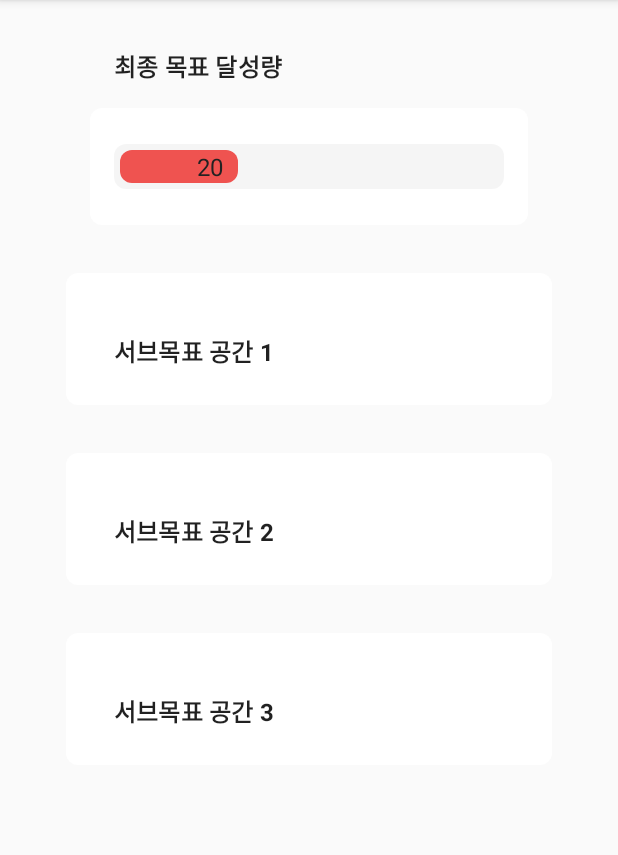
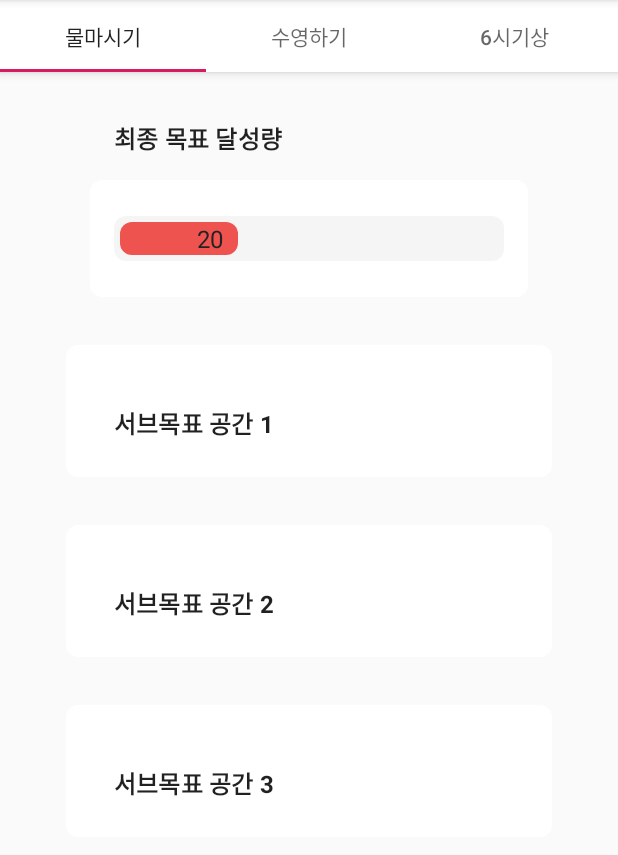
Before and after one commit to uniz21/OpenSourceAndroid, an Android app: the screen it shows after launch (MainActivity), in the side drawer, after a tap on "내 목표", on a phone screen of 412 x 824 dp, the part 84-939 px from its top. Run offline under Robolectric (Android 15) with nearby library versions, the phone set to English and light mode, and no system bars.

Commit message:
주현_수정_0603

```diff
--- a/app/build.gradle
+++ b/app/build.gradle
@@ -27,4 +27,5 @@ dependencies {
     androidTestImplementation 'com.android.support.test:runner:1.0.2'
     androidTestImplementation 'com.android.support.test.espresso:espresso-core:3.0.2'
     implementation project(path: ':library')
+    implementation 'com.android.support:support-v4:28.0.0'
 }
--- a/app/src/main/java/com/example/yoony/opensourceandroidproject/FragmentGoals.java
+++ b/app/src/main/java/com/example/yoony/opensourceandroidproject/FragmentGoals.java
@@ -3,16 +3,46 @@ package com.example.yoony.opensourceandroidproject;
 import android.os.Bundle;
 import android.support.annotation.NonNull;
 import android.support.annotation.Nullable;
+import android.support.design.widget.TabLayout;
 import android.support.v4.app.Fragment;
+import android.support.v4.app.FragmentTransaction;
+import android.support.v4.view.ViewPager;
 import android.view.LayoutInflater;
 import android.view.View;
 import android.view.ViewGroup;
 
 public class FragmentGoals extends Fragment {
+    public void onCreate(Bundle savedInstanceState) {
+        super.onCreate(savedInstanceState);
+
+
+    }
 
     @Nullable
     @Override
     public View onCreateView(@NonNull LayoutInflater inflater, @Nullable ViewGroup container, @Nullable Bundle savedInstanceState) {
-        return inflater.inflate(R.layout.fragment_goals, container, false);
+
+        View view= inflater.inflate(R.layout.fragment_goals, container, false);
+        super.onCreate(savedInstanceState);
+
+
+        //TabLayout
+        TabLayout tabs = (TabLayout) view.findViewById(R.id.tabs);
+        tabs.addTab(tabs.newTab().setText("물마시기"));
+        tabs.addTab(tabs.newTab().setText("수영하기"));
+        tabs.addTab(tabs.newTab().setText("6시기상"));
+        tabs.setTabGravity(tabs.GRAVITY_FILL);
+
+        //어답터설정
+        final ViewPager viewPager = (ViewPager) view.findViewById(R.id.viewpager);
+        final Goals_PagerAdapter myPagerAdapter = new Goals_PagerAdapter(getChildFragmentManager(), 3);
+        viewPager.setAdapter(myPagerAdapter);
+
+        //탭메뉴를 클릭하면 해당 프래그먼트로 변경-싱크화
+        tabs.addOnTabSelectedListener(new TabLayout.ViewPagerOnTabSelectedListener(viewPager));
+        viewPager.addOnPageChangeListener(new TabLayout.TabLayoutOnPageChangeListener(tabs));
+
+
+        return view;
     }
 }
--- /dev/null
+++ b/app/src/main/java/com/example/yoony/opensourceandroidproject/Goals_Fragment1.java
@@ -0,0 +1,22 @@
+package com.example.yoony.opensourceandroidproject;
+
+import android.os.Bundle;
+import android.support.v4.app.Fragment;
+import android.view.LayoutInflater;
+import android.view.View;
+import android.view.ViewGroup;
+
+public class Goals_Fragment1 extends Fragment {
+    public Goals_Fragment1() {
+        // Required empty public constructor
+    }
+
+    @Override
+    public View onCreateView(LayoutInflater inflater, ViewGroup container,
+                             Bundle savedInstanceState) {
+        // Inflate the layout for this fragment
+        return inflater.inflate(R.layout.goals_fragment1, container, false);
+    }
+
+
+}
--- /dev/null
+++ b/app/src/main/java/com/example/yoony/opensourceandroidproject/Goals_Fragment2.java
@@ -0,0 +1,21 @@
+package com.example.yoony.opensourceandroidproject;
+
+import android.os.Bundle;
+import android.support.v4.app.Fragment;
+import android.view.LayoutInflater;
+import android.view.View;
+import android.view.ViewGroup;
+
+public class Goals_Fragment2 extends Fragment {
+    public Goals_Fragment2() {
+        // Required empty public constructor
+    }
+
+    @Override
+    public View onCreateView(LayoutInflater inflater, ViewGroup container,
+                             Bundle savedInstanceState) {
+        // Inflate the layout for this fragment
+        return inflater.inflate(R.layout.goals_fragment2, container, false);
+    }
+
+}
--- /dev/null
+++ b/app/src/main/java/com/example/yoony/opensourceandroidproject/Goals_PagerAdapter.java
@@ -0,0 +1,40 @@
+package com.example.yoony.opensourceandroidproject;
+
+import android.support.v4.app.Fragment;
+import android.support.v4.app.FragmentManager;
+import android.support.v4.app.FragmentPagerAdapter;
+
+public class Goals_PagerAdapter extends FragmentPagerAdapter {
+    int mNumOfTabs; //tab의 갯수
+
+    public Goals_PagerAdapter(FragmentManager fm, int numOfTabs) {
+        super(fm);
+        this.mNumOfTabs = numOfTabs;
+    }
+
+    @Override
+    public Fragment getItem(int position) {
+
+        switch (position) {
+            case 0:
+                Goals_Fragment1 tab1 = new Goals_Fragment1();
+                return tab1;
+            case 1:
+                Goals_Fragment2 tab2 = new Goals_Fragment2();
+                return tab2;
+            case 2:
+                Goals_Fragment3 tab3 = new Goals_Fragment3();
+                return tab3;
+            default:
+                return null;
+        }
+        //return null;
+    }
+
+    @Override
+    public int getCount() {
+        return mNumOfTabs;
+    }
+
+
+}
--- a/app/src/main/java/com/example/yoony/opensourceandroidproject/MainActivity.java
+++ b/app/src/main/java/com/example/yoony/opensourceandroidproject/MainActivity.java
@@ -2,8 +2,10 @@ package com.example.yoony.opensourceandroidproject;
 
 import android.os.Bundle;
 import android.support.design.widget.NavigationView;
+import android.support.design.widget.TabLayout;
 import android.support.v4.app.FragmentTransaction;
 import android.support.v4.view.GravityCompat;
+import android.support.v4.view.ViewPager;
 import android.support.v4.widget.DrawerLayout;
 import android.support.v7.app.ActionBarDrawerToggle;
 import android.support.v7.app.AppCompatActivity;
--- a/app/src/main/res/layout/fragment_goals.xml
+++ b/app/src/main/res/layout/fragment_goals.xml
@@ -1,93 +1,31 @@
 <?xml version="1.0" encoding="utf-8"?>
-<LinearLayout
+<android.support.design.widget.CoordinatorLayout
     xmlns:android="http://schemas.android.com/apk/res/android"
     xmlns:app="http://schemas.android.com/apk/res-auto"
-    xmlns:tools="http://schemas.android.com/tools"
     android:layout_width="match_parent"
-    android:layout_height="wrap_content"
-    android:gravity="center_horizontal"
-    android:orientation="vertical"
-    android:padding="@dimen/padding">
+    android:layout_height="match_parent">
+    <LinearLayout
+        android:orientation="vertical"
+        android:layout_width="match_parent"
+        android:layout_height="match_parent">
+    <android.support.design.widget.AppBarLayout
+        android:layout_width="match_parent"
+        android:layout_height="wrap_content"
+       >
 
-    <TextView
-        style="@style/Text.Title"
-        android:layout_width="@dimen/content_width"
-        android:layout_height="wrap_content"
-        android:layout_marginStart="@dimen/margin"
-        android:layout_marginTop="@dimen/margin"
-        android:layout_marginEnd="@dimen/margin"
-        android:text="@string/title_text_round_corner_progress_bar" />
+        <android.support.design.widget.TabLayout
+            android:id="@+id/tabs"
+            android:layout_width="match_parent"
+            android:layout_height="wrap_content"
+            android:background="#ffff"
+            />
 
-    <LinearLayout
-        style="@style/SampleCard"
-        android:layout_width="wrap_content"
-        android:layout_height="wrap_content"
-        android:orientation="vertical">
-
-        <com.akexorcist.roundcornerprogressbar.TextRoundCornerProgressBar
-            android:id="@+id/progressBarTextCustom"
-            style="@style/SampleProgress"
-            app:rcAnimationEnable="true"
-            app:rcAnimationSpeedScale = " 1 "
-            app:rcBackgroundColor="@color/sample_progress_background"
-            app:rcBackgroundPadding="4dp"
-            app:rcMax="255"
-            app:rcProgress="80"
-            app:rcProgressColor="@color/sample_progress_primary"
-            app:rcRadius="10dp"
-            app:rcTextInsideGravity="start"
-            app:rcTextOutsideGravity="start"
-            app:rcTextPositionPriority="inside"
-            app:rcTextProgress="20"
-            app:rcTextProgressColor="@color/sample_progress_text_color" />
-    </LinearLayout>
+    </android.support.design.widget.AppBarLayout>
 
 
-
-    <LinearLayout
-        style="@style/SampleCard"
-        android:layout_width="wrap_content"
-        android:layout_height="wrap_content"
-        android:orientation="vertical">
-
-        <TextView
-            style="@style/Text.Title"
-            android:layout_width="@dimen/content_width"
-            android:layout_height="wrap_content"
-            android:layout_marginStart="@dimen/margin"
-            android:layout_marginTop="@dimen/margin"
-            android:layout_marginEnd="@dimen/margin"
-            android:text="서브목표 공간 1" />
+        <android.support.v4.view.ViewPager
+            android:id="@+id/viewpager"
+            android:layout_width="match_parent"
+            android:layout_height="wrap_content" />
     </LinearLayout>
-    <LinearLayout
-        style="@style/SampleCard"
-        android:layout_width="wrap_content"
-        android:layout_height="wrap_content"
-        android:orientation="vertical">
-
-        <TextView
-            style="@style/Text.Title"
-            android:layout_width="@dimen/content_width"
-            android:layout_height="wrap_content"
-            android:layout_marginStart="@dimen/margin"
-            android:layout_marginTop="@dimen/margin"
-            android:layout_marginEnd="@dimen/margin"
-            android:text="서브목표 공간 2" />
-    </LinearLayout>
-    <LinearLayout
-        style="@style/SampleCard"
-        android:layout_width="wrap_content"
-        android:layout_height="wrap_content"
-        android:orientation="vertical">
-
-        <TextView
-            style="@style/Text.Title"
-            android:layout_width="@dimen/content_width"
-            android:layout_height="wrap_content"
-            android:layout_marginStart="@dimen/margin"
-            android:layout_marginTop="@dimen/margin"
-            android:layout_marginEnd="@dimen/margin"
-            android:text="서브목표 공간 3" />
-    </LinearLayout>
-
-</LinearLayout>
+</android.support.design.widget.CoordinatorLayout>
--- /dev/null
+++ b/app/src/main/res/layout/goals_fragment1.xml
@@ -0,0 +1,94 @@
+<?xml version="1.0" encoding="utf-8"?>
+
+<LinearLayout
+    xmlns:android="http://schemas.android.com/apk/res/android"
+    xmlns:app="http://schemas.android.com/apk/res-auto"
+    xmlns:tools="http://schemas.android.com/tools"
+    android:layout_width="match_parent"
+    android:layout_height="wrap_content"
+    android:gravity="center_horizontal"
+    android:orientation="vertical"
+    android:padding="@dimen/padding">
+
+    <TextView
+        style="@style/Text.Title"
+        android:layout_width="@dimen/content_width"
+        android:layout_height="wrap_content"
+        android:layout_marginStart="@dimen/margin"
+        android:layout_marginTop="@dimen/margin"
+        android:layout_marginEnd="@dimen/margin"
+        android:text="@string/title_text_round_corner_progress_bar" />
+
+    <LinearLayout
+        style="@style/SampleCard"
+        android:layout_width="wrap_content"
+        android:layout_height="wrap_content"
+        android:orientation="vertical">
+
+        <com.akexorcist.roundcornerprogressbar.TextRoundCornerProgressBar
+            android:id="@+id/progressBarTextCustom"
+            style="@style/SampleProgress"
+            app:rcAnimationEnable="true"
+            app:rcAnimationSpeedScale = " 1 "
+            app:rcBackgroundColor="@color/sample_progress_background"
+            app:rcBackgroundPadding="4dp"
+            app:rcMax="255"
+            app:rcProgress="80"
+            app:rcProgressColor="@color/sample_progress_primary"
+            app:rcRadius="10dp"
+            app:rcTextInsideGravity="start"
+            app:rcTextOutsideGravity="start"
+            app:rcTextPositionPriority="inside"
+            app:rcTextProgress="20"
+            app:rcTextProgressColor="@color/sample_progress_text_color" />
+    </LinearLayout>
+
+
+
+    <LinearLayout
+        style="@style/SampleCard"
+        android:layout_width="wrap_content"
+        android:layout_height="wrap_content"
+        android:orientation="vertical">
+
+        <TextView
+            style="@style/Text.Title"
+            android:layout_width="@dimen/content_width"
+            android:layout_height="wrap_content"
+            android:layout_marginStart="@dimen/margin"
+            android:layout_marginTop="@dimen/margin"
+            android:layout_marginEnd="@dimen/margin"
+            android:text="서브목표 공간 1" />
+    </LinearLayout>
+    <LinearLayout
+        style="@style/SampleCard"
+        android:layout_width="wrap_content"
+        android:layout_height="wrap_content"
+        android:orientation="vertical">
+
+        <TextView
+            style="@style/Text.Title"
+            android:layout_width="@dimen/content_width"
+            android:layout_height="wrap_content"
+            android:layout_marginStart="@dimen/margin"
+            android:layout_marginTop="@dimen/margin"
+            android:layout_marginEnd="@dimen/margin"
+            android:text="서브목표 공간 2" />
+    </LinearLayout>
+    <LinearLayout
+        style="@style/SampleCard"
+        android:layout_width="wrap_content"
+        android:layout_height="wrap_content"
+        android:orientation="vertical">
+
+        <TextView
+            style="@style/Text.Title"
+            android:layout_width="@dimen/content_width"
+            android:layout_height="wrap_content"
+            android:layout_marginStart="@dimen/margin"
+            android:layout_marginTop="@dimen/margin"
+            android:layout_marginEnd="@dimen/margin"
+            android:text="서브목표 공간 3" />
+    </LinearLayout>
+
+</LinearLayout>
--- a/app/src/main/res/values/styles.xml
+++ b/app/src/main/res/values/styles.xml
@@ -75,4 +75,5 @@
         <item name="android:paddingBottom">@dimen/padding_large</item>
         <item name="android:layout_margin">@dimen/margin</item>
     </style>
+
 </resources>
```
Also changed, not shown: app/src/main/java/com/example/yoony/opensourceandroidproject/Goals_Fragment3.java (added, +21 -0 lines), app/src/main/res/layout/goals_fragment2.xml (added, +91 -0 lines), app/src/main/res/layout/goals_fragment3.xml (added, +94 -0 lines), 7 other files.
